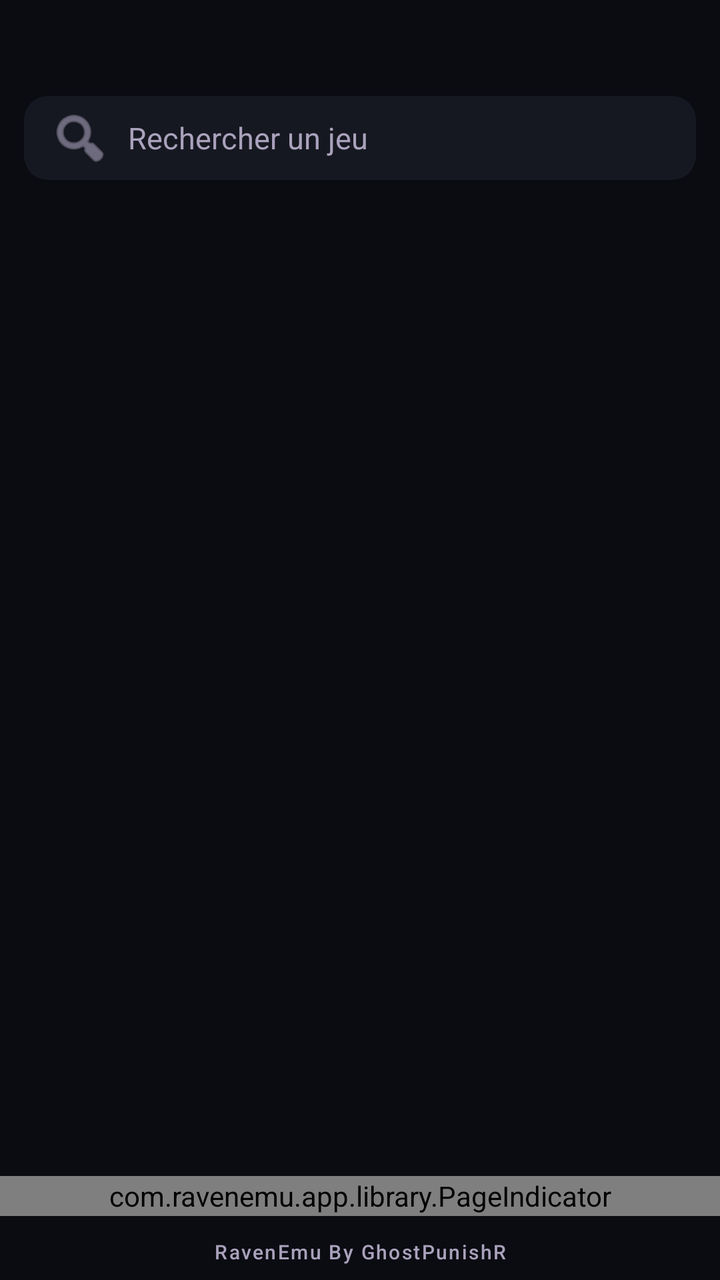
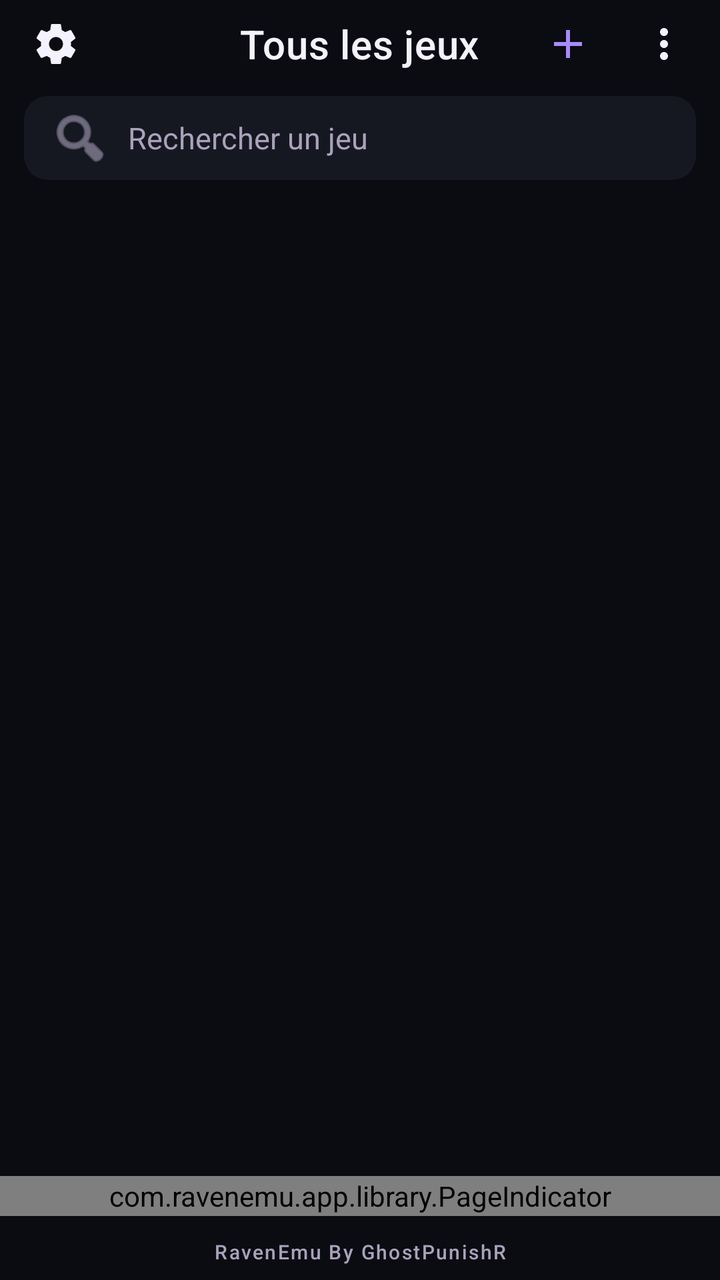

Two renders of the same Android screen: before a commit and after it. Below are the layout's source before the change and the commit's diff.
<!-- AndroidManifest.xml: application theme Theme.RavenEmu -->
<!-- res/layout/activity_main.xml -->
<?xml version="1.0" encoding="utf-8"?>
<LinearLayout xmlns:android="http://schemas.android.com/apk/res/android"
    xmlns:app="http://schemas.android.com/apk/res-auto"
    android:id="@+id/libraryRoot"
    android:layout_width="match_parent"
    android:layout_height="match_parent"
    android:background="@color/raven_background"
    android:orientation="vertical">

    <com.google.android.material.appbar.MaterialToolbar
        android:id="@+id/toolbar"
        android:layout_width="match_parent"
        android:layout_height="48dp"
        android:background="@color/raven_background"
        android:minHeight="48dp"
        app:titleCentered="true"
        app:titleTextColor="@color/raven_text_primary" />

    <LinearLayout
        android:id="@+id/libraryContent"
        android:layout_width="match_parent"
        android:layout_height="0dp"
        android:layout_weight="1"
        android:orientation="vertical">

        <EditText
            android:id="@+id/searchField"
            android:layout_width="match_parent"
            android:layout_height="wrap_content"
            android:layout_marginStart="12dp"
            android:layout_marginEnd="12dp"
            android:layout_marginBottom="8dp"
            android:background="@drawable/bg_search_field"
            android:drawableStart="@android:drawable/ic_menu_search"
            android:drawablePadding="8dp"
            android:drawableTint="@color/raven_text_muted"
            android:hint="@string/library_search_hint"
            android:imeOptions="actionSearch"
            android:inputType="text"
            android:maxLines="1"
            android:minHeight="42dp"
            android:paddingStart="12dp"
            android:paddingEnd="12dp"
            android:textColor="@color/raven_text_primary"
            android:textColorHint="@color/raven_text_muted"
            android:textSize="15sp" />

        <androidx.viewpager2.widget.ViewPager2
            android:id="@+id/consolePager"
            android:layout_width="match_parent"
            android:layout_height="0dp"
            android:layout_weight="1" />

        <com.ravenemu.app.library.PageIndicator
            android:id="@+id/pageIndicator"
            android:layout_width="match_parent"
            android:layout_height="20dp"
            android:layout_marginTop="4dp"
            android:layout_marginBottom="4dp" />

        <ProgressBar
            android:id="@+id/progress"
            android:layout_width="wrap_content"
            android:layout_height="wrap_content"
            android:layout_gravity="center_horizontal"
            android:indeterminateTint="@color/raven_accent"
            android:visibility="gone" />

        <TextView
            android:id="@+id/footerSignature"
            android:layout_width="match_parent"
            android:layout_height="wrap_content"
            android:fontFamily="sans-serif-medium"
            android:gravity="center"
            android:letterSpacing="0.08"
            android:minHeight="28dp"
            android:paddingStart="16dp"
            android:paddingEnd="16dp"
            android:text="@string/footer_signature"
            android:textColor="@color/raven_text_muted"
            android:textSize="10sp" />
    </LinearLayout>
</LinearLayout>
<!-- resources referenced by this layout -->
<resources>
  <color name="raven_accent">#A78BFA</color>
  <color name="raven_background">#0B0C12</color>
  <color name="raven_text_muted">#AAA2BC</color>
  <color name="raven_text_primary">#F5F2FF</color>
  <!-- drawable bg_search_field (drawable) -->
  <?xml version="1.0" encoding="utf-8"?>
  <shape xmlns:android="http://schemas.android.com/apk/res/android"
      android:shape="rectangle">
      <solid android:color="@color/raven_surface" />
      <corners android:radius="12dp" />
  </shape>
  <string name="footer_signature">RavenEmu By GhostPunishR</string>
  <string name="library_search_hint">Rechercher un jeu</string>
  <color name="raven_surface">#161821</color>
  <color name="raven_primary">#6D4CC7</color>
  <color name="raven_primary_dark">#090A0F</color>
  <color name="raven_on_accent">#160F24</color>
  <color name="raven_text_secondary">#CBC4DC</color>
  <color name="raven_ripple">#33A78BFA</color>
  <!-- unchanged entries left out for length: 1 -->
</resources>

<!-- the commit's change to res/layout/activity_main.xml (unified diff, before → after) -->
@@ -12,9 +12,97 @@
         android:layout_width="match_parent"
         android:layout_height="48dp"
         android:background="@color/raven_background"
+        android:gravity="center_vertical"
         android:minHeight="48dp"
-        app:titleCentered="true"
-        app:titleTextColor="@color/raven_text_primary" />
+        android:paddingStart="0dp"
+        android:paddingTop="0dp"
+        android:paddingEnd="0dp"
+        android:paddingBottom="0dp"
+        app:contentInsetEnd="0dp"
+        app:contentInsetEndWithActions="0dp"
+        app:contentInsetStart="0dp"
+        app:contentInsetStartWithNavigation="0dp"
+        app:titleMarginBottom="0dp"
+        app:titleMarginEnd="0dp"
+        app:titleMarginStart="0dp"
+        app:titleMarginTop="0dp">
+
+        
+        <FrameLayout
+            android:id="@+id/headerControls"
+            android:layout_width="match_parent"
+            android:layout_height="48dp"
+            android:layout_gravity="center_vertical">
+
+            <androidx.appcompat.widget.AppCompatImageButton
+                android:id="@+id/settingsButton"
+                android:layout_width="48dp"
+                android:layout_height="48dp"
+                android:layout_gravity="start|center_vertical"
+                android:layout_marginStart="4dp"
+                android:background="?attr/selectableItemBackgroundBorderless"
+                android:contentDescription="@string/settings_title"
+                android:paddingStart="12dp"
+                android:paddingTop="10dp"
+                android:paddingEnd="12dp"
+                android:paddingBottom="14dp"
+                android:scaleType="fitCenter"
+                app:srcCompat="@drawable/ic_settings_24"
+                app:tint="@color/raven_text_primary" />
+
+            <TextView
+                android:id="@+id/toolbarTitle"
+                android:layout_width="wrap_content"
+                android:layout_height="48dp"
+                android:layout_gravity="center"
+                android:ellipsize="end"
+                android:gravity="center"
+                android:includeFontPadding="false"
+                android:maxLines="1"
+                android:text="@string/library_page_all"
+                android:textAppearance="?attr/textAppearanceHeadline6"
+                android:textColor="@color/raven_text_primary"
+                android:translationY="-1dp" />
+
+            <LinearLayout
+                android:id="@+id/toolbarActions"
+                android:layout_width="wrap_content"
+                android:layout_height="48dp"
+                android:layout_gravity="end|center_vertical"
+                android:layout_marginEnd="4dp"
+                android:gravity="center_vertical"
+                android:orientation="horizontal">
+
+                <androidx.appcompat.widget.AppCompatImageButton
+                    android:id="@+id/addFolderButton"
+                    android:layout_width="48dp"
+                    android:layout_height="48dp"
+                    android:background="?attr/selectableItemBackgroundBorderless"
+                    android:contentDescription="@string/library_add_folder"
+                    android:paddingStart="12dp"
+                    android:paddingTop="10dp"
+                    android:paddingEnd="12dp"
+                    android:paddingBottom="14dp"
+                    android:scaleType="fitCenter"
+                    app:srcCompat="@drawable/ic_add_24"
+                    app:tint="@color/raven_accent" />
+
+                <androidx.appcompat.widget.AppCompatImageButton
+                    android:id="@+id/moreOptionsButton"
+                    android:layout_width="48dp"
+                    android:layout_height="48dp"
+                    android:background="?attr/selectableItemBackgroundBorderless"
+                    android:contentDescription="@string/library_more_options"
+                    android:paddingStart="12dp"
+                    android:paddingTop="10dp"
+                    android:paddingEnd="12dp"
+                    android:paddingBottom="14dp"
+                    android:scaleType="fitCenter"
+                    app:srcCompat="@drawable/ic_more_vert_24"
+                    app:tint="@color/raven_text_primary" />
+            </LinearLayout>
+        </FrameLayout>
+    </com.google.android.material.appbar.MaterialToolbar>
 
     <LinearLayout
         android:id="@+id/libraryContent"
<!-- resource entries referenced after the edit -->
@@ -11,8 +11,45 @@
       <solid android:color="@color/raven_surface" />
       <corners android:radius="12dp" />
   </shape>
+  <!-- drawable ic_add_24 (drawable) -->
+  <?xml version="1.0" encoding="utf-8"?>
+  <vector xmlns:android="http://schemas.android.com/apk/res/android"
+      android:width="24dp"
+      android:height="24dp"
+      android:viewportWidth="24"
+      android:viewportHeight="24">
+      <path
+          android:fillColor="@android:color/white"
+          android:pathData="M19,13H13V19H11V13H5V11H11V5H13V11H19V13Z" />
+  </vector>
+  <!-- drawable ic_more_vert_24 (drawable) -->
+  <?xml version="1.0" encoding="utf-8"?>
+  <vector xmlns:android="http://schemas.android.com/apk/res/android"
+      android:width="24dp"
+      android:height="24dp"
+      android:viewportWidth="24"
+      android:viewportHeight="24">
+      <path
+          android:fillColor="@android:color/white"
+          android:pathData="M12,8C13.1,8 14,7.1 14,6C14,4.9 13.1,4 12,4C10.9,4 10,4.9 10,6C10,7.1 10.9,8 12,8ZM12,10C10.9,10 10,10.9 10,12C10,13.1 10.9,14 12,14C13.1,14 14,13.1 14,12C14,10.9 13.1,10 12,10ZM12,16C10.9,16 10,16.9 10,18C10,19.1 10.9,20 12,20C13.1,20 14,19.1 14,18C14,16.9 13.1,16 12,16Z" />
+  </vector>
+  <!-- drawable ic_settings_24 (drawable) -->
+  <?xml version="1.0" encoding="utf-8"?>
+  <vector xmlns:android="http://schemas.android.com/apk/res/android"
+      android:width="24dp"
+      android:height="24dp"
+      android:viewportWidth="24"
+      android:viewportHeight="24">
+      <path
+          android:fillColor="@android:color/white"
+          android:pathData="M19.43,12.98C19.47,12.66 19.5,12.33 19.5,12C19.5,11.67 19.47,11.34 19.43,11.02L21.54,9.37C21.73,9.22 21.78,8.95 21.66,8.73L19.66,5.27C19.54,5.05 19.29,4.96 19.06,5.05L16.57,6.05C16.05,5.65 15.49,5.32 14.88,5.07L14.5,2.42C14.47,2.18 14.25,2 14,2H10C9.75,2 9.53,2.18 9.5,2.42L9.12,5.07C8.51,5.32 7.95,5.65 7.43,6.05L4.94,5.05C4.71,4.96 4.46,5.05 4.34,5.27L2.34,8.73C2.22,8.95 2.27,9.22 2.46,9.37L4.57,11.02C4.53,11.34 4.5,11.67 4.5,12C4.5,12.33 4.53,12.66 4.57,12.98L2.46,14.63C2.27,14.78 2.22,15.05 2.34,15.27L4.34,18.73C4.46,18.95 4.71,19.04 4.94,18.95L7.43,17.95C7.95,18.35 8.51,18.68 9.12,18.93L9.5,21.58C9.53,21.82 9.75,22 10,22H14C14.25,22 14.47,21.82 14.5,21.58L14.88,18.93C15.49,18.68 16.05,18.35 16.57,17.95L19.06,18.95C19.29,19.04 19.54,18.95 19.66,18.73L21.66,15.27C21.78,15.05 21.73,14.78 21.54,14.63L19.43,12.98ZM12,15.5C10.07,15.5 8.5,13.93 8.5,12C8.5,10.07 10.07,8.5 12,8.5C13.93,8.5 15.5,10.07 15.5,12C15.5,13.93 13.93,15.5 12,15.5Z" />
+  </vector>
   <string name="footer_signature">RavenEmu By GhostPunishR</string>
+  <string name="library_add_folder">Ajouter un dossier</string>
+  <string name="library_more_options">Plus d’options</string>
+  <string name="library_page_all">Tous les jeux</string>
   <string name="library_search_hint">Rechercher un jeu</string>
+  <string name="settings_title">Paramètres</string>
   <color name="raven_surface">#161821</color>
   <color name="raven_primary">#6D4CC7</color>
   <color name="raven_primary_dark">#090A0F</color>
